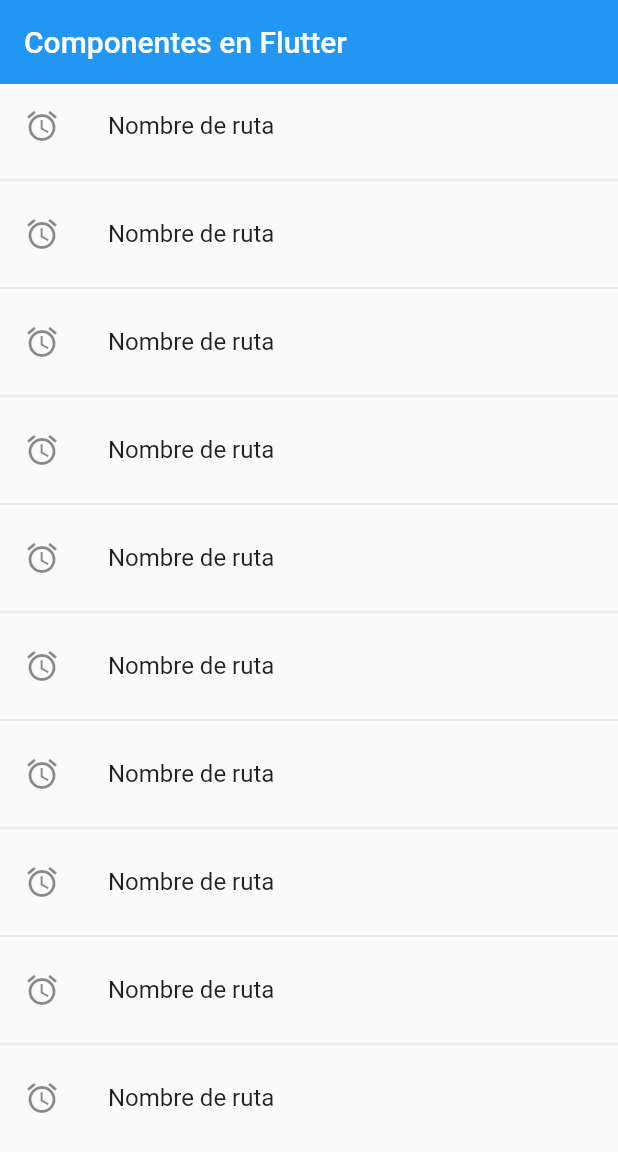
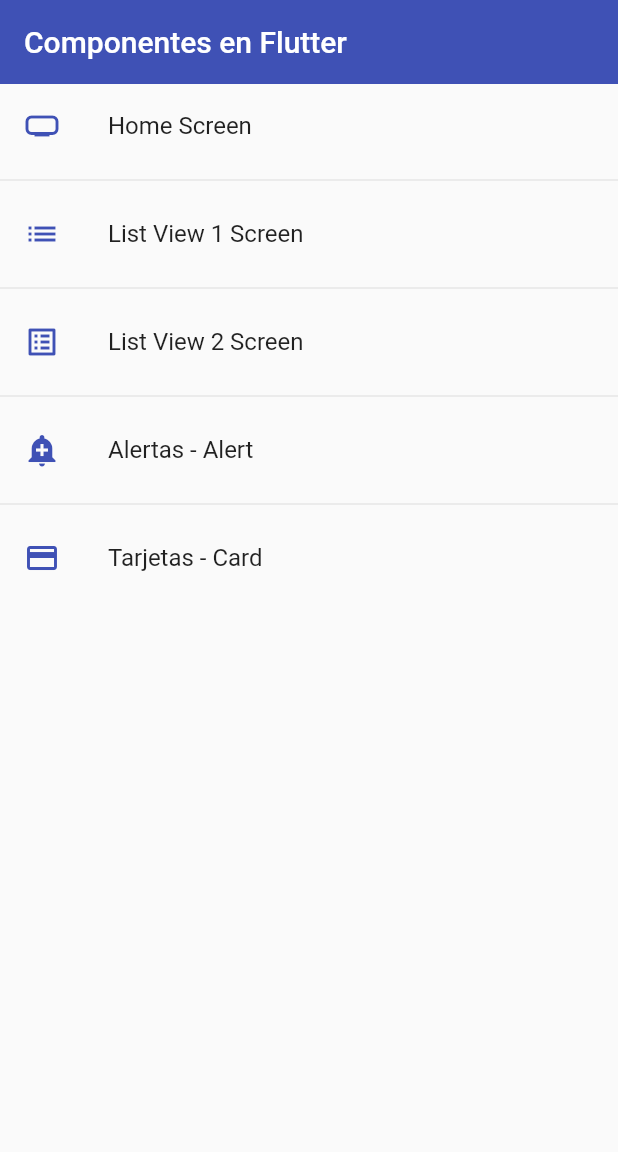
Before and after one commit to 3bort/cursoFlutter, a Flutter app: the screen it shows after launch, on a phone screen of 412 x 824 dp. Shown: the top 1152 px of the screen. Run offline on Flutter 3.47's test engine with Material 2 defaults, Android fonts, the phone set to English and light mode, and no system bars.

Commit message:
Lección 6 (Componentes) - Métodos de rutas y temas
Crear método con las rutas de la aplicación y tema global (ThemeDate, para manejar los colores y estilos en la app)

```diff
--- a/lesson_6/components/fl_components/lib/main.dart
+++ b/lesson_6/components/fl_components/lib/main.dart
@@ -1,4 +1,5 @@
 import 'package:fl_components/router/app_routes.dart';
+import 'package:fl_components/theme/app_theme.dart';
 import 'package:flutter/material.dart';
 
 void main() => runApp(const MyApp());
@@ -9,11 +10,13 @@ class MyApp extends StatelessWidget {
   @override
   Widget build(BuildContext context) {
     return MaterialApp(
-        title: 'Material App',
-        debugShowCheckedModeBanner: false,
-        //home: const CardScreen(),
-        initialRoute: AppRoutes.initialRoute,
-        routes: AppRoutes.routes,
-        onGenerateRoute: AppRoutes.onGenerateRoute);
+      title: 'Material App',
+      debugShowCheckedModeBanner: false,
+      //home: const CardScreen(),
+      initialRoute: AppRoutes.initialRoute,
+      routes: AppRoutes.getAppRoutes(),
+      onGenerateRoute: AppRoutes.onGenerateRoute,
+      theme: AppTheme.lightTheme
+    );
   }
 }
--- a/lesson_6/components/fl_components/lib/router/app_routes.dart
+++ b/lesson_6/components/fl_components/lib/router/app_routes.dart
@@ -38,15 +38,25 @@ class AppRoutes {
     ),
   ];
 
-  static Map<String, Widget Function(BuildContext)> routes = {
-    'home': (BuildContext context) => const HomeScreen(),
-    'listview1': (BuildContext context) => const Listview1Screen(),
-    'listview2': (BuildContext context) => const Listview2Screen(),
-    'alert': (BuildContext context) => const AlertScreen(),
-    'card': (BuildContext context) => const CardScreen(),
-  };
+  static Map<String, Widget Function(BuildContext)> getAppRoutes() {
+    Map<String, Widget Function(BuildContext)> appRoutes = {};
+
+    for (final option in menuOptions) {
+      appRoutes.addAll({option.route: (BuildContext context) => option.screen});
+    }
+    return appRoutes;
+  }
+
+  // static Map<String, Widget Function(BuildContext)> routes = {
+  //   'home': (BuildContext context) => const HomeScreen(),
+  //   'listview1': (BuildContext context) => const Listview1Screen(),
+  //   'listview2': (BuildContext context) => const Listview2Screen(),
+  //   'alert': (BuildContext context) => const AlertScreen(),
+  //   'card': (BuildContext context) => const CardScreen(),
+  // };
 
   static Route<dynamic> onGenerateRoute(RouteSettings settings) {
+    //Por si la ruta no existe
     return MaterialPageRoute(
       builder: (context) => const AlertScreen(),
     );
--- a/lesson_6/components/fl_components/lib/screens/home_screen.dart
+++ b/lesson_6/components/fl_components/lib/screens/home_screen.dart
@@ -1,4 +1,5 @@
-import 'package:fl_components/screens/screens.dart';
+import 'package:fl_components/router/app_routes.dart';
+import 'package:fl_components/theme/app_theme.dart';
 import 'package:flutter/material.dart';
 
 class HomeScreen extends StatelessWidget {
@@ -6,24 +7,30 @@ class HomeScreen extends StatelessWidget {
 
   @override
   Widget build(BuildContext context) {
+    final menuOptions = AppRoutes.menuOptions;
+
     return Scaffold(
         appBar: AppBar(
           title: const Text('Componentes en Flutter'),
-          elevation: 0,
         ),
         body: ListView.separated(
             itemBuilder: (context, index) => ListTile(
-                  title: const Text('Nombre de ruta'),
-                  leading: const Icon(Icons.access_alarm_outlined),
+                  title: Text(menuOptions[index].name),
+                  //leading: const Icon(Icons.access_alarm_outlined),
+
+                  leading: Icon(menuOptions[index].icon, color: AppTheme.primary,),
                   onTap: () {
+                    // Primera opción de navegación
                     // final route = MaterialPageRoute(
                     //     builder: (context) => const Listview1Screen());
                     // Navigator.pushReplacement(context, route);
 
-                    Navigator.pushNamed(context, 'alert');
+                    //Navigator.push(context, route);
+
+                    Navigator.pushNamed(context, menuOptions[index].route);
                   },
                 ),
             separatorBuilder: (_, __) => const Divider(),
-            itemCount: 10));
+            itemCount: menuOptions.length));
   }
 }
--- a/lesson_6/components/fl_components/lib/screens/listview2_screen.dart
+++ b/lesson_6/components/fl_components/lib/screens/listview2_screen.dart
@@ -14,8 +14,6 @@ class Listview2Screen extends StatelessWidget {
     return Scaffold(
       appBar: AppBar(
         title: const Text('Listview Tipo 2'),
-        elevation: 0,
-        backgroundColor: Colors.indigo,
       ),
       body: ListView.separated(
           itemBuilder: (context, index) => ListTile(
--- /dev/null
+++ b/lesson_6/components/fl_components/lib/theme/app_theme.dart
@@ -0,0 +1,28 @@
+import 'package:flutter/material.dart';
+
+class AppTheme {
+  static const Color primary = Colors.indigo;
+  static final ThemeData lightTheme = ThemeData.light().copyWith(
+      //Color primario
+      primaryColor: Colors.indigo,
+
+      //Appbar Theme
+      appBarTheme: const AppBarTheme(
+        color: primary,
+        elevation: 0
+        ),
+    );
+
+    static final ThemeData darkTheme = ThemeData.dark().copyWith(
+      //Color primario
+      primaryColor: Colors.indigo,
+
+      //Appbar Theme
+      appBarTheme: const AppBarTheme(
+        color: primary,
+        elevation: 0
+        ),
+
+        scaffoldBackgroundColor: Colors.black
+    );
+}
```
